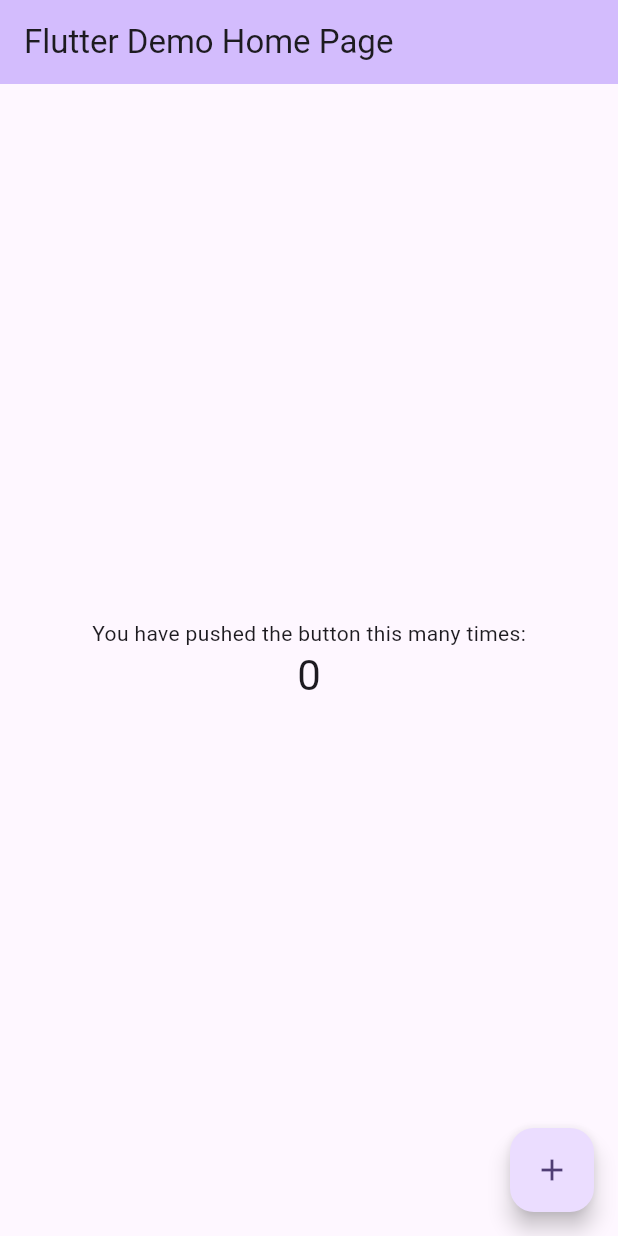
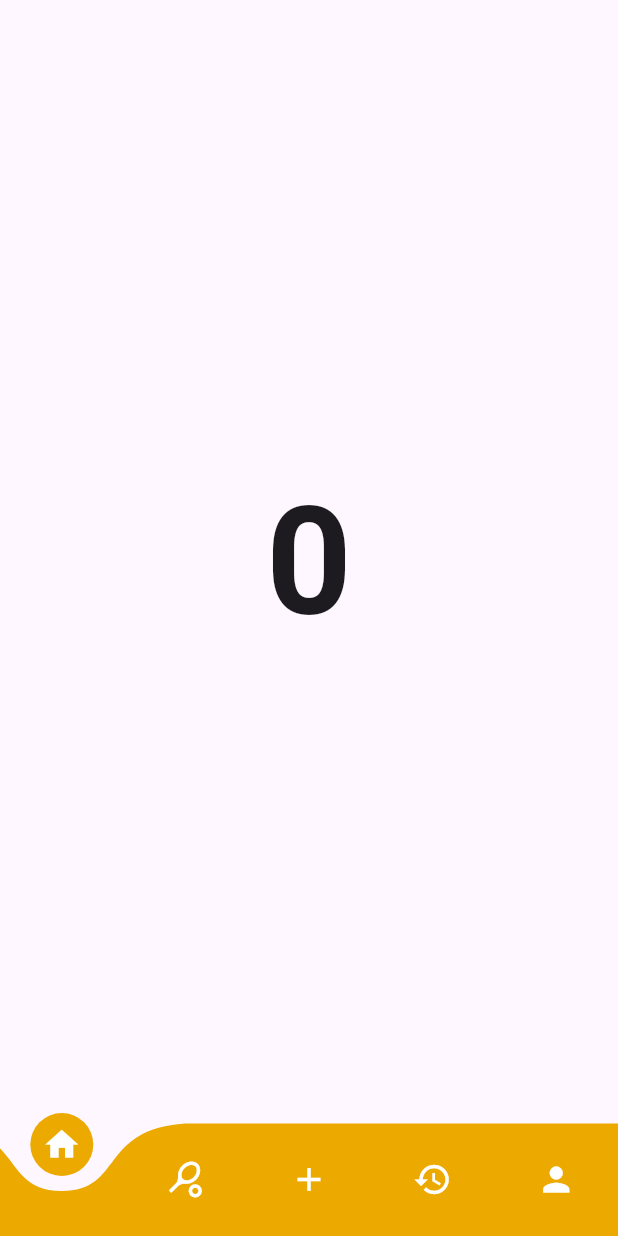
Before and after one commit to nuramirahathirahnazli/ByteBurst, a Flutter app: the screen it shows after launch, on a phone screen of 412 x 824 dp. Run offline on Flutter 3.47's test engine with Material 3 defaults, Android fonts, the phone set to English and light mode, and no system bars; drawn by our look-alikes of curved_navigation_bar; our stand-ins replace firebase_core; accounts and stored records are empty.

Commit message:
add bottom navigation bar
- add new folder which is screens and 2 others folder under the the screens which is user and admin
- add code for bottom navigation bar at screens/user/dashboard_user.dart

```diff
--- a/utmfit/lib/main.dart
+++ b/utmfit/lib/main.dart
@@ -1,3 +1,4 @@
+import 'package:utmfit/screens/user/dashboard_user.dart'; //dashboard user purposes
 import 'package:flutter/material.dart';
 
 void main() {
@@ -7,125 +8,28 @@ void main() {
 class MyApp extends StatelessWidget {
   const MyApp({super.key});
 
-  // This widget is the root of your application.
   @override
   Widget build(BuildContext context) {
-    return MaterialApp(
-      title: 'Flutter Demo',
-      theme: ThemeData(
-        // This is the theme of your application.
-        //
-        // TRY THIS: Try running your application with "flutter run". You'll see
-        // the application has a purple toolbar. Then, without quitting the app,
-        // try changing the seedColor in the colorScheme below to Colors.green
-        // and then invoke "hot reload" (save your changes or press the "hot
-        // reload" button in a Flutter-supported IDE, or press "r" if you used
-        // the command line to start the app).
-        //
-        // Notice that the counter didn't reset back to zero; the application
-        // state is not lost during the reload. To reset the state, use hot
-        // restart instead.
-        //
-        // This works for code too, not just values: Most code changes can be
-        // tested with just a hot reload.
-        colorScheme: ColorScheme.fromSeed(seedColor: Colors.deepPurple),
-        useMaterial3: true,
-      ),
-      home: const MyHomePage(title: 'Flutter Demo Home Page'),
+    return const MaterialApp(
+      debugShowCheckedModeBanner: false,
+      home: dashboardUser(), //dashboard user purposes
     );
   }
 }
 
-class MyHomePage extends StatefulWidget {
-  const MyHomePage({super.key, required this.title});
 
-  // This widget is the home page of your application. It is stateful, meaning
-  // that it has a State object (defined below) that contains fields that affect
-  // how it looks.
 
-  // This class is the configuration for the state. It holds the values (in this
-  // case the title) provided by the parent (in this case the App widget) and
-  // used by the build method of the State. Fields in a Widget subclass are
-  // always marked "final".
 
-  final String title;
 
-  @override
-  State<MyHomePage> createState() => _MyHomePageState();
-}
 
-class _MyHomePageState extends State<MyHomePage> {
-  int _counter = 0;
 
-  void _incrementCounter() {
-    setState(() {
-      // This call to setState tells the Flutter framework that something has
-      // changed in this State, which causes it to rerun the build method below
-      // so that the display can reflect the updated values. If we changed
-      // _counter without calling setState(), then the build method would not be
-      // called again, and so nothing would appear to happen.
-      _counter++;
-    });
-  }
 
-  @override
-  Widget build(BuildContext context) {
-    // This method is rerun every time setState is called, for instance as done
-    // by the _incrementCounter method above.
-    //
-    // The Flutter framework has been optimized to make rerunning build methods
-    // fast, so that you can just rebuild anything that needs updating rather
-    // than having to individually change instances of widgets.
-    return Scaffold(
-      appBar: AppBar(
-        // TRY THIS: Try changing the color here to a specific color (to
-        // Colors.amber, perhaps?) and trigger a hot reload to see the AppBar
-        // change color while the other colors stay the same.
-        backgroundColor: Theme.of(context).colorScheme.inversePrimary,
-        // Here we take the value from the MyHomePage object that was created by
-        // the App.build method, and use it to set our appbar title.
-        title: Text(widget.title),
-      ),
-      body: Center(
-        // Center is a layout widget. It takes a single child and positions it
-        // in the middle of the parent.
-        child: Column(
-          // Column is also a layout widget. It takes a list of children and
-          // arranges them vertically. By default, it sizes itself to fit its
-          // children horizontally, and tries to be as tall as its parent.
-          //
-          // Column has various properties to control how it sizes itself and
-          // how it positions its children. Here we use mainAxisAlignment to
-          // center the children vertically; the main axis here is the vertical
-          // axis because Columns are vertical (the cross axis would be
-          // horizontal).
-          //
-          // TRY THIS: Invoke "debug painting" (choose the "Toggle Debug Paint"
-          // action in the IDE, or press "p" in the console), to see the
-          // wireframe for each widget.
-          mainAxisAlignment: MainAxisAlignment.center,
-          children: <Widget>[
-            const Text(
-              'You have pushed the button this many times:',
-            ),
-            Text(
-              '$_counter',
-              style: Theme.of(context).textTheme.headlineMedium,
-            ),
-          ],
-        ),
-      ),
-      floatingActionButton: FloatingActionButton(
-        onPressed: _incrementCounter,
-        tooltip: 'Increment',
-        child: const Icon(Icons.add),
-      ), // This trailing comma makes auto-formatting nicer for build methods.
-    );
-  }
-}
 
+
+//-------------------------------------------------------
+//kIV UNTUK WELCOME SCREEN
 // import 'package:flutter/material.dart';
-// import 'package:utmfit/screens/welcome_screen.dart';
+// import 'package:utmfit/screens/user/welcome_screen.dart';
 
 // void main() => runApp(MyApp());
 
--- /dev/null
+++ b/utmfit/lib/screens/user/dashboard_user.dart
@@ -0,0 +1,47 @@
+import 'package:curved_navigation_bar/curved_navigation_bar.dart';
+import 'package:flutter/material.dart';
+
+
+class dashboardUser extends StatefulWidget{
+  const dashboardUser({super.key});
+
+  @override
+  State<dashboardUser> createState() => _dashboardUserState();
+}
+
+class _dashboardUserState extends State<dashboardUser> {
+  int _page = 0;
+
+  @override
+  Widget build(BuildContext context) {
+    return Scaffold(
+      bottomNavigationBar: CurvedNavigationBar(
+        backgroundColor: Colors.transparent,
+        buttonBackgroundColor: Color(0xFFECAA00),
+        color: Color(0xFFECAA00),
+        animationDuration: const Duration(milliseconds: 300),
+        items: const <Widget>[
+          Icon(Icons.home, size: 26, color: Colors.white),
+          Icon(Icons.sports_tennis_outlined, size: 26, color: Colors.white),
+          Icon(Icons.add, size: 26, color: Colors.white),
+          Icon(Icons.history, size: 26, color: Colors.white),
+          Icon(Icons.person, size: 26, color: Colors.white),
+        ],
+        onTap: (index) {
+          setState(() {
+            _page = index;
+          });
+        },
+      ),
+      body: Center(
+        child: Text(
+          _page.toString(),
+          style: const TextStyle(
+            fontSize: 100,
+            fontWeight: FontWeight.bold,
+          ),
+        ),
+      ),
+    );
+  }
+}
--- a/utmfit/lib/screens/welcome_screen.dart
+++ b/utmfit/lib/screens/user/welcome_screen.dart
@@ -1,4 +1,5 @@
-//try
+//try nak buat mcm dkt link ni. tapi nanti dulu (mira)
+//https://www.youtube.com/watch?v=ucwBcTgxyME
 
 import 'package:flutter/material.dart';
 
@@ -22,11 +23,11 @@ class WelcomeScreen extends StatelessWidget{
                 ),
                 Container(
                   width: MediaQuery.of(context).size.width,
-                  height: MediaQuery.of(context).size.height / 1.6,
+                  height: MediaQuery.of(context).size.height / 1.0,
                   decoration: BoxDecoration(
                     color:Color(0xFFECAA00), //cara nak letak colour yang guna hexa
                     borderRadius:
-                      BorderRadius.only(bottomRight: Radius.circular(70))
+                      BorderRadius.only(bottomRight: Radius.circular(50)),
                   ),
                   //child: Center(child: Image.asset("images/sport.png", scale:0.8),
                   //),
--- a/utmfit/pubspec.yaml
+++ b/utmfit/pubspec.yaml
@@ -40,6 +40,7 @@ dependencies:
   cloud_firestore: ^4.17.0
   provider: ^6.1.2
   firebase_ui_auth: ^1.13.1
+  curved_navigation_bar: ^1.0.3
 
 dev_dependencies:
   flutter_test:
```
Also changed, not shown: utmfit/pubspec.lock.
